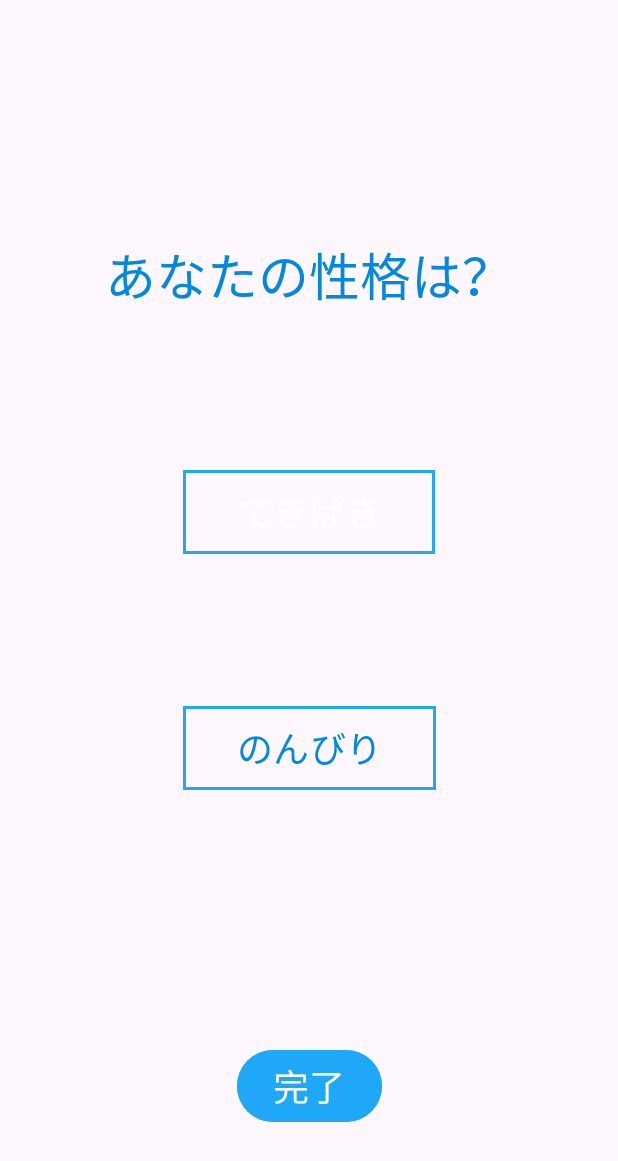
After one commit to itc-s21014/pbl2, an Android app: the CharacterActivity screen opened directly, with no data from a screen before it, on a phone screen of 412 x 824 dp. The commit adds this screen. Shown: the top 1161 px of the screen. Run offline under Robolectric (Android 15) with nearby library versions, the phone set to English and light mode, and no system bars.

Commit message:
性格画面のレイアウト

```diff
--- a/app/src/main/AndroidManifest.xml
+++ b/app/src/main/AndroidManifest.xml
@@ -12,6 +12,9 @@
         android:supportsRtl="true"
         android:theme="@style/Theme.Pbl"
         tools:targetApi="31">
+        <activity
+            android:name=".CharacterActivity"
+            android:exported="false" />
         <activity
             android:name=".SettingFinishedActivity"
             android:exported="false" />
--- /dev/null
+++ b/app/src/main/java/com/example/pbl/CharacterActivity.kt
@@ -0,0 +1,11 @@
+package com.example.pbl
+
+import androidx.appcompat.app.AppCompatActivity
+import android.os.Bundle
+
+class CharacterActivity : AppCompatActivity() {
+    override fun onCreate(savedInstanceState: Bundle?) {
+        super.onCreate(savedInstanceState)
+        setContentView(R.layout.activity_character)
+    }
+}
--- /dev/null
+++ b/app/src/main/res/drawable/partsdesign.xml
@@ -0,0 +1,16 @@
+<?xml version="1.0" encoding="utf-8"?>
+<shape xmlns:android="http://schemas.android.com/apk/res/android"
+android:shape="rectangle">
+
+<!-- 背景色 -->
+<solid android:color="@null" />
+
+<!-- 角の丸み -->
+<!--<corners android:radius="8dp" />-->
+
+<!-- 枠線 width:線の幅、color:線の色 -->
+<stroke
+    android:width="2dp"
+    android:color="#1FA8F8" />
+
+</shape>
--- /dev/null
+++ b/app/src/main/res/layout/activity_character.xml
@@ -0,0 +1,92 @@
+<?xml version="1.0" encoding="utf-8"?>
+<androidx.constraintlayout.widget.ConstraintLayout xmlns:android="http://schemas.android.com/apk/res/android"
+    xmlns:app="http://schemas.android.com/apk/res-auto"
+    xmlns:tools="http://schemas.android.com/tools"
+    android:layout_width="match_parent"
+    android:layout_height="match_parent"
+    tools:context=".CharacterActivity">
+
+    <androidx.constraintlayout.widget.Guideline
+        android:id="@+id/guideline6"
+        android:layout_width="wrap_content"
+        android:layout_height="wrap_content"
+        android:orientation="horizontal"
+        app:layout_constraintGuide_begin="106dp" />
+
+    <androidx.constraintlayout.widget.Guideline
+        android:id="@+id/guideline11"
+        android:layout_width="wrap_content"
+        android:layout_height="wrap_content"
+        android:orientation="horizontal"
+        app:layout_constraintGuide_begin="260dp" />
+
+    <androidx.constraintlayout.widget.Guideline
+        android:id="@+id/guideline12"
+        android:layout_width="wrap_content"
+        android:layout_height="wrap_content"
+        android:orientation="horizontal"
+        app:layout_constraintGuide_begin="574dp" />
+
+    <androidx.constraintlayout.widget.Guideline
+        android:id="@+id/guideline13"
+        android:layout_width="wrap_content"
+        android:layout_height="wrap_content"
+        android:orientation="horizontal"
+        app:layout_constraintGuide_begin="423dp" />
+
+    <Button
+        android:id="@+id/charaTekipaki"
+        android:layout_width="wrap_content"
+        android:layout_height="wrap_content"
+        android:background="@drawable/partsdesign"
+        android:paddingLeft="36dp"
+        android:paddingRight="36dp"
+        android:text="@string/chara_tekipaki"
+        android:textSize="24sp"
+        app:backgroundTint="@null"
+        app:layout_constraintBottom_toTopOf="@+id/guideline13"
+        app:layout_constraintEnd_toEndOf="parent"
+        app:layout_constraintStart_toStartOf="parent"
+        app:layout_constraintTop_toTopOf="@+id/guideline11"
+        tools:textColor="#0288DE" />
+
+    <Button
+        android:id="@+id/charaNombiri"
+        android:layout_width="wrap_content"
+        android:layout_height="wrap_content"
+        android:background="@drawable/partsdesign"
+        android:paddingLeft="36dp"
+        android:paddingRight="36dp"
+        android:text="@string/chara_nombiri"
+        android:textColor="#0288DE"
+        android:textSize="24sp"
+        app:backgroundTint="@null"
+        app:layout_constraintBottom_toTopOf="@+id/guideline12"
+        app:layout_constraintEnd_toEndOf="parent"
+        app:layout_constraintStart_toStartOf="parent"
+        app:layout_constraintTop_toTopOf="@+id/guideline13" />
+
+    <TextView
+        android:id="@+id/textView"
+        android:layout_width="wrap_content"
+        android:layout_height="wrap_content"
+        android:text="@string/chara_question"
+        android:textColor="#0288DE"
+        android:textSize="34sp"
+        app:layout_constraintBottom_toTopOf="@+id/guideline11"
+        app:layout_constraintEnd_toEndOf="parent"
+        app:layout_constraintStart_toStartOf="parent"
+        app:layout_constraintTop_toTopOf="@+id/guideline6" />
+
+    <Button
+        android:id="@+id/charaFinished"
+        android:layout_width="wrap_content"
+        android:layout_height="wrap_content"
+        android:layout_marginBottom="72dp"
+        android:backgroundTint="#1FA8F8"
+        android:text="@string/chara_finished"
+        android:textSize="24sp"
+        app:layout_constraintBottom_toBottomOf="parent"
+        app:layout_constraintEnd_toEndOf="parent"
+        app:layout_constraintStart_toStartOf="parent" />
+</androidx.constraintlayout.widget.ConstraintLayout>
--- a/app/src/main/res/values/strings.xml
+++ b/app/src/main/res/values/strings.xml
@@ -9,4 +9,9 @@
     <string name="sf_setting_finished">登録完了⏱</string>
     <string name="sf_to_home">HOMEに戻る</string>
     <string name="sf_to_use">使ってみる</string>
+
+    <string name="chara_question">あなたの性格は？</string>
+    <string name="chara_tekipaki">てきぱき</string>
+    <string name="chara_nombiri">のんびり</string>
+    <string name="chara_finished">完了</string>
 </resources>
```
